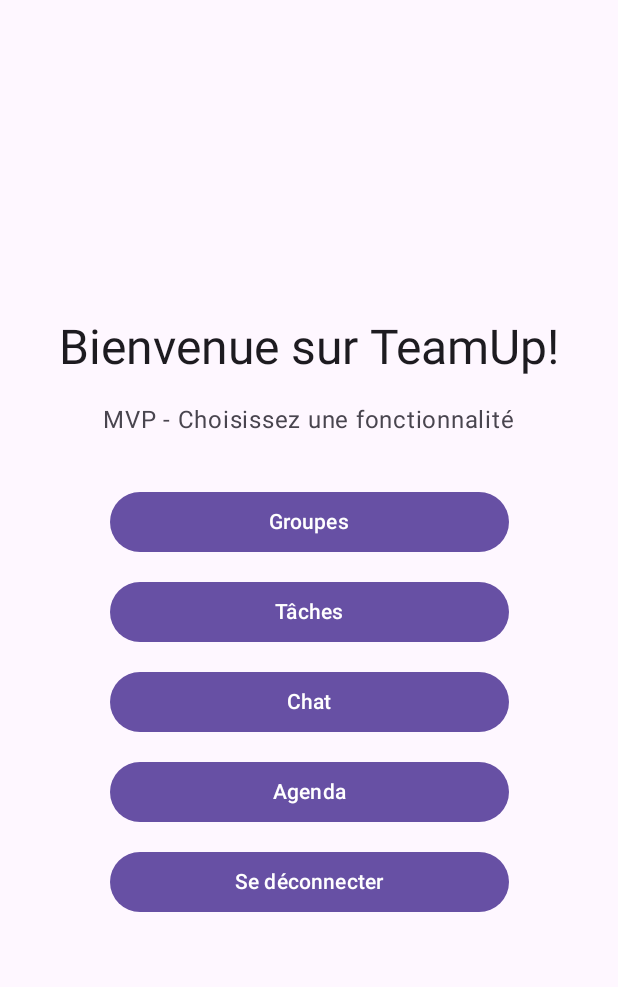
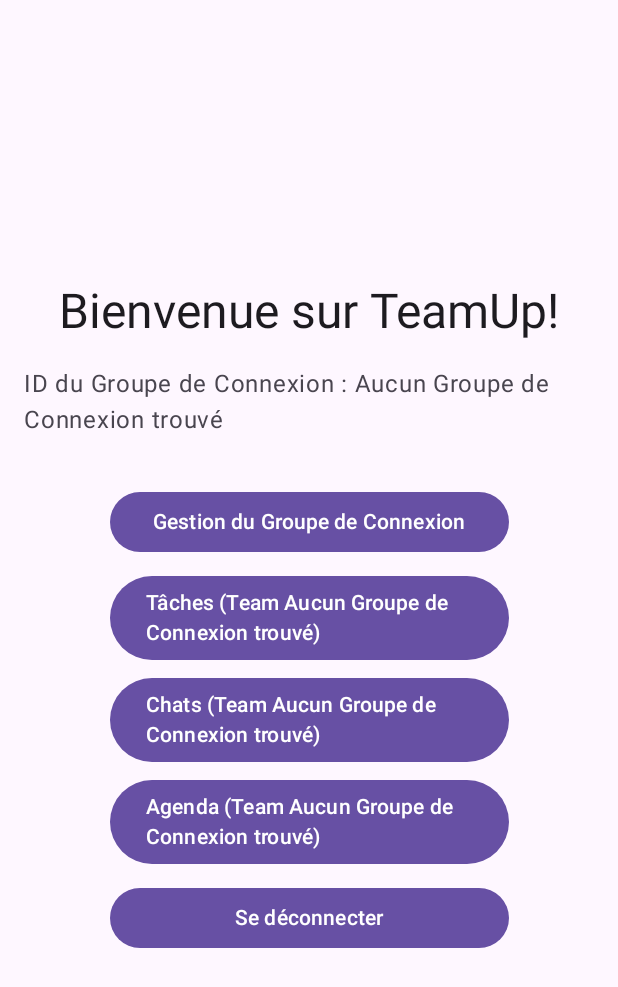
Before and after one commit to PumpeDie/teamup, an Android app built with Jetpack Compose: the MainScreen screen opened through its navigation route, on a phone screen of 412 x 824 dp. Shown: the top 987 px of the screen. Run offline under Robolectric (Android 15) with nearby library versions, the phone set to English and light mode, and no system bars; our stand-ins replace Firebase (no records; nobody signed in at launch, a user with empty details on screens opened directly).

Commit message:
Update HomeScreen.kt

```diff
--- a/app/src/main/java/com/teamup/app/ui/screens/home/HomeScreen.kt
+++ b/app/src/main/java/com/teamup/app/ui/screens/home/HomeScreen.kt
@@ -11,12 +11,13 @@ import androidx.compose.material3.Button
 import androidx.compose.material3.MaterialTheme
 import androidx.compose.material3.Surface
 import androidx.compose.material3.Text
-import androidx.compose.runtime.Composable
+import androidx.compose.runtime.*
 import androidx.compose.ui.Alignment
 import androidx.compose.ui.Modifier
 import androidx.compose.ui.unit.dp
 import androidx.navigation.NavController
 import com.google.firebase.auth.FirebaseAuth
+import com.teamup.app.data.ChatRepository
 
 
 /**
@@ -24,6 +25,18 @@ import com.google.firebase.auth.FirebaseAuth
  */
 @Composable
 fun MainScreen(navController: NavController) {
+
+    var teamId by remember { mutableStateOf("Chargement...") }
+
+    LaunchedEffect(Unit) {
+        val id = ChatRepository.getUserTeamId()
+        teamId = if (id.isNullOrBlank()) {
+            "Aucun Groupe de Connexion trouvé"
+        } else {
+              id.take(6).uppercase()
+        }
+    }
+
     Surface(
         modifier = Modifier.fillMaxSize(),
         color = MaterialTheme.colorScheme.background
@@ -42,20 +55,20 @@ fun MainScreen(navController: NavController) {
 
             Spacer(modifier = Modifier.height(16.dp))
 
+
             Text(
-                text = "MVP - Choisissez une fonctionnalité",
+                text = "ID du Groupe de Connexion : $teamId",
                 style = MaterialTheme.typography.bodyLarge,
                 color = MaterialTheme.colorScheme.onSurfaceVariant
             )
 
             Spacer(modifier = Modifier.height(32.dp))
 
-            // Boutons pour les fonctionnalités
             Button(
                 onClick = { /* TODO: Navigation vers Groupes */ },
                 modifier = Modifier.fillMaxWidth(0.7f)
             ) {
-                Text("Groupes")
+                Text("Gestion du Groupe de Connexion")
             }
 
             Spacer(modifier = Modifier.height(12.dp))
@@ -64,7 +77,7 @@ fun MainScreen(navController: NavController) {
                 onClick = { navController.navigate("tasks") },
                 modifier = Modifier.fillMaxWidth(0.7f)
             ) {
-                Text("Tâches")
+                Text("Tâches (Team $teamId)")
             }
 
             Spacer(modifier = Modifier.height(12.dp))
@@ -73,17 +86,16 @@ fun MainScreen(navController: NavController) {
                 onClick = { navController.navigate("chatList") },
                 modifier = Modifier.fillMaxWidth(0.7f)
             ) {
-                Text("Chat")
+                Text("Chats (Team $teamId)")
             }
 
             Spacer(modifier = Modifier.height(12.dp))
 
-            // --- BOUTON AJOUTÉ POUR L'AGENDA ---
             Button(
                 onClick = { navController.navigate("agenda") },
                 modifier = Modifier.fillMaxWidth(0.7f)
             ) {
-                Text("Agenda")
+                Text("Agenda (Team $teamId)")
             }
 
 
@@ -93,8 +105,7 @@ fun MainScreen(navController: NavController) {
                 onClick = {
                     FirebaseAuth.getInstance().signOut()
                     navController.navigate("login") {
-                        popUpTo("home") { inclusive = true } // évite de revenir en arrière
-                    }
+                        popUpTo("home") { inclusive = true } }
                 },
                 modifier = Modifier.fillMaxWidth(0.7f)
             ) {
```
